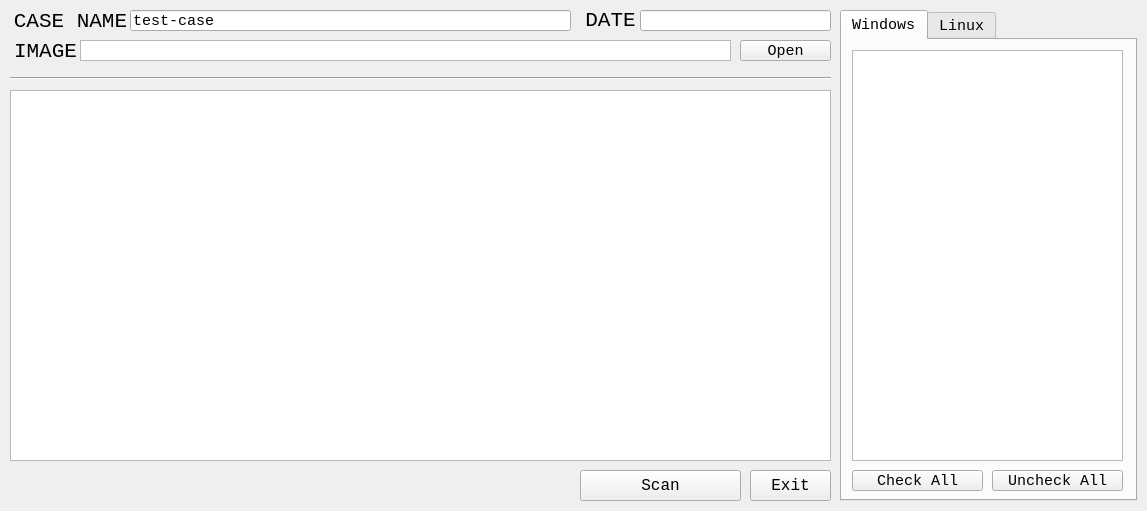
Before: the Qt Designer form src/main.ui in kim-do-hyeon/volatility-gui, drawn with Qt 5.
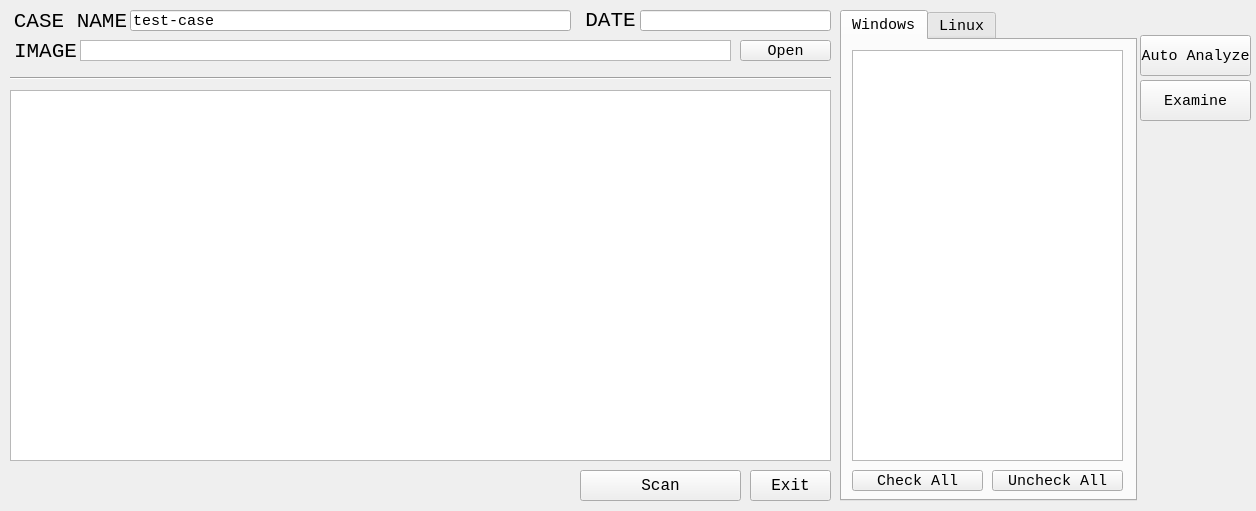
After: the same form once the commit is applied.

Commit message: Merge auto & analyzer

Diff of the .ui file:
```diff
--- a/src/main.ui
+++ b/src/main.ui
@@ -6,7 +6,7 @@
    <rect>
     <x>0</x>
     <y>0</y>
-    <width>1147</width>
+    <width>1256</width>
     <height>511</height>
    </rect>
   </property>
@@ -331,6 +331,44 @@
      </attribute>
     </widget>
    </widget>
+   <widget class="QPushButton" name="btn_auto_analyze">
+    <property name="geometry">
+     <rect>
+      <x>1140</x>
+      <y>35</y>
+      <width>111</width>
+      <height>41</height>
+     </rect>
+    </property>
+    <property name="font">
+     <font>
+      <family>Consolas</family>
+      <pointsize>11</pointsize>
+     </font>
+    </property>
+    <property name="text">
+     <string>Auto Analyze</string>
+    </property>
+   </widget>
+   <widget class="QPushButton" name="btn_examine">
+    <property name="geometry">
+     <rect>
+      <x>1140</x>
+      <y>80</y>
+      <width>111</width>
+      <height>41</height>
+     </rect>
+    </property>
+    <property name="font">
+     <font>
+      <family>Consolas</family>
+      <pointsize>11</pointsize>
+     </font>
+    </property>
+    <property name="text">
+     <string>Examine</string>
+    </property>
+   </widget>
   </widget>
  </widget>
  <resources/>
```
The commit also changes 7 other files.
